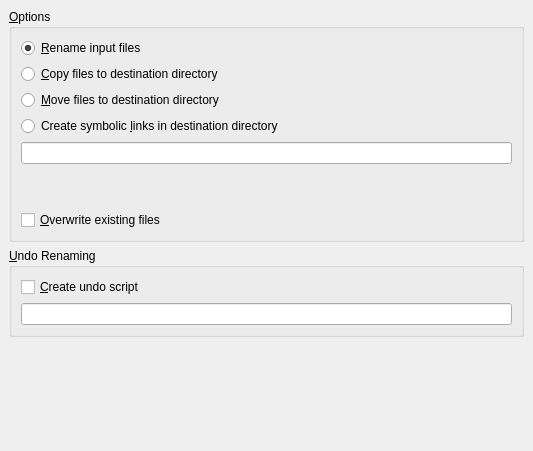
Old version of the form src/krenamedestination.ui in the repository KDE/krename.
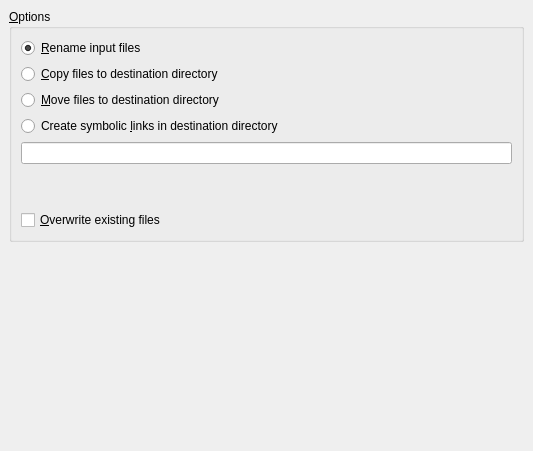
New version of the form. Custom widgets are drawn as their Qt base class.

Diff of the .ui file:
```diff
--- a/src/krenamedestination.ui
+++ b/src/krenamedestination.ui
@@ -106,40 +106,6 @@
      </layout>
     </widget>
    </item>
-   <item>
-    <widget class="QGroupBox" name="groupUndo" >
-     <property name="title" >
-      <string>&amp;Undo Renaming</string>
-     </property>
-     <layout class="QVBoxLayout" >
-      <property name="spacing" >
-       <number>6</number>
-      </property>
-      <property name="leftMargin" >
-       <number>9</number>
-      </property>
-      <property name="topMargin" >
-       <number>9</number>
-      </property>
-      <property name="rightMargin" >
-       <number>9</number>
-      </property>
-      <property name="bottomMargin" >
-       <number>9</number>
-      </property>
-      <item>
-       <widget class="QCheckBox" name="checkUndoScript" >
-        <property name="text" >
-         <string>&amp;Create undo script</string>
-        </property>
-       </widget>
-      </item>
-      <item>
-       <widget class="KUrlRequester" name="undorequester" />
-      </item>
-     </layout>
-    </widget>
-   </item>
    <item>
     <spacer>
      <property name="orientation" >
```
